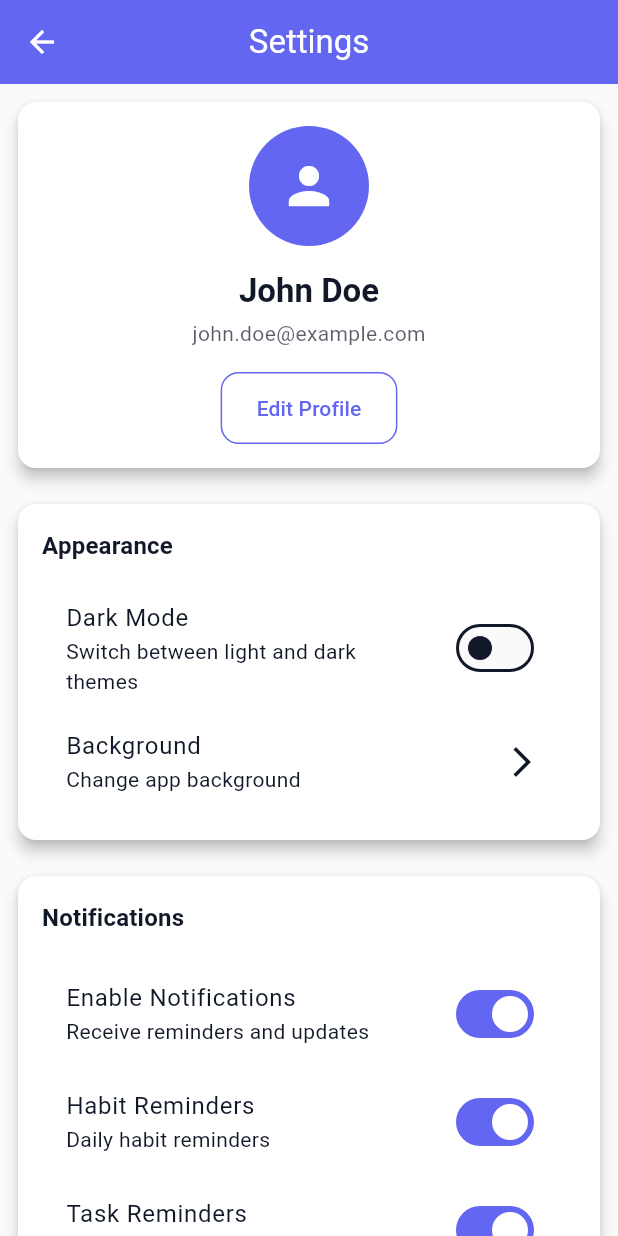
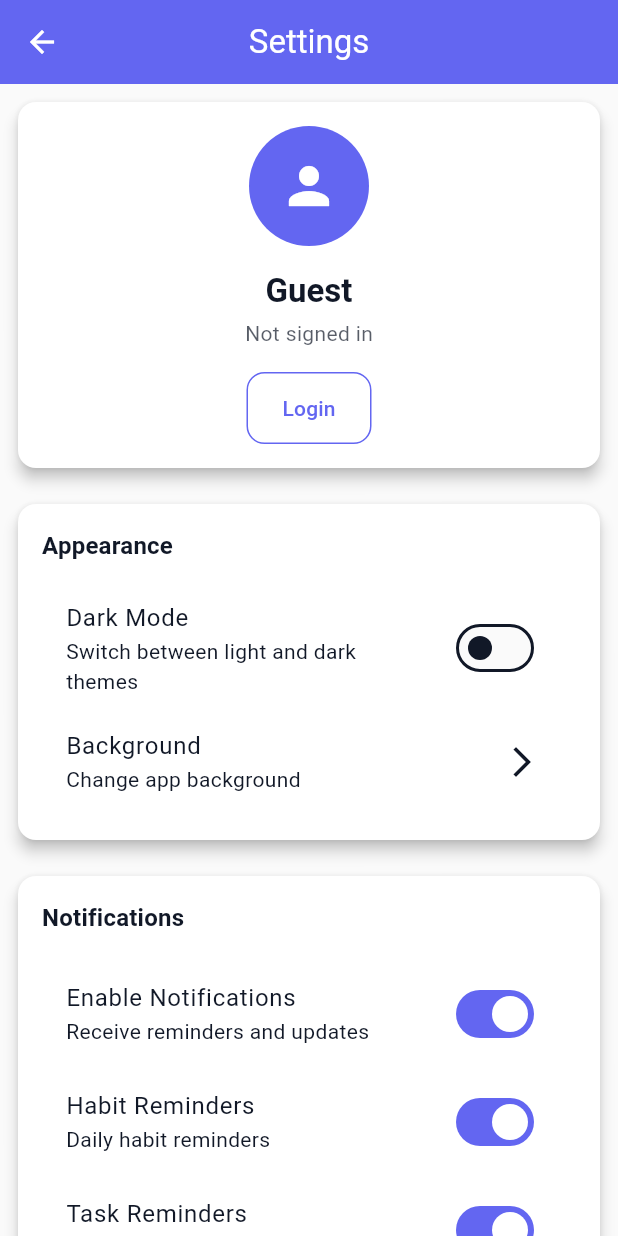
Before and after one commit to Musawarchan/habit-expense-notes-app, a Flutter app: the SettingsScreen screen opened by its route, on a phone screen of 412 x 824 dp. Run offline on Flutter 3.47's test engine with Material 3 defaults, Android fonts, the phone set to English and light mode, and no system bars; our stand-ins replace cloud_firestore, equatable, firebase_auth, firebase_core, firebase_messaging, flutter_bloc and 4 more; accounts and stored records are empty; generated files the repository leaves out were written again.

Commit message:
profile name and email on setting screen

```diff
--- /dev/null
+++ b/lib/logic/profile/bloc/profile_event.dart
@@ -0,0 +1,24 @@
+import 'package:equatable/equatable.dart';
+
+abstract class ProfileEvent extends Equatable {
+  const ProfileEvent();
+
+  @override
+  List<Object?> get props => [];
+}
+
+class ProfileStarted extends ProfileEvent {
+  const ProfileStarted();
+}
+
+class ProfileUserChanged extends ProfileEvent {
+  final String? userId;
+  const ProfileUserChanged(this.userId);
+
+  @override
+  List<Object?> get props => [userId];
+}
+
+class ProfileRequested extends ProfileEvent {
+  const ProfileRequested();
+}
--- /dev/null
+++ b/lib/logic/profile/bloc/profile_state.dart
@@ -0,0 +1,37 @@
+import 'package:equatable/equatable.dart';
+import '../../auth/models/user_model.dart';
+
+abstract class ProfileState extends Equatable {
+  const ProfileState();
+
+  @override
+  List<Object?> get props => [];
+}
+
+class ProfileInitial extends ProfileState {
+  const ProfileInitial();
+}
+
+class ProfileLoading extends ProfileState {
+  const ProfileLoading();
+}
+
+class ProfileLoaded extends ProfileState {
+  final UserModel user;
+  const ProfileLoaded(this.user);
+
+  @override
+  List<Object?> get props => [user];
+}
+
+class ProfileEmpty extends ProfileState {
+  const ProfileEmpty();
+}
+
+class ProfileError extends ProfileState {
+  final String message;
+  const ProfileError(this.message);
+
+  @override
+  List<Object?> get props => [message];
+}
--- /dev/null
+++ b/lib/logic/profile/repository/profile_repository.dart
@@ -0,0 +1,23 @@
+import 'package:cloud_firestore/cloud_firestore.dart';
+import 'package:firebase_auth/firebase_auth.dart';
+import '../../auth/models/user_model.dart';
+
+class ProfileRepository {
+  final FirebaseAuth _firebaseAuth;
+  final FirebaseFirestore _firestore;
+
+  ProfileRepository({FirebaseAuth? firebaseAuth, FirebaseFirestore? firestore})
+    : _firebaseAuth = firebaseAuth ?? FirebaseAuth.instance,
+      _firestore = firestore ?? FirebaseFirestore.instance;
+
+  Stream<String?> get userIdStream =>
+      _firebaseAuth.authStateChanges().map((u) => u?.uid);
+
+  Future<UserModel> fetchUserById(String userId) async {
+    final doc = await _firestore.collection('users').doc(userId).get();
+    if (!doc.exists || doc.data() == null) {
+      throw Exception('User not found');
+    }
+    return UserModel.fromJson(doc.data()!);
+  }
+}
--- a/lib/presentation/screens/settings/settings_screen.dart
+++ b/lib/presentation/screens/settings/settings_screen.dart
@@ -1,11 +1,16 @@
 import 'package:flutter/material.dart';
 import 'package:go_router/go_router.dart';
 import 'package:flutter_bloc/flutter_bloc.dart';
+import 'package:shimmer/shimmer.dart';
 import '../../../../core/constants/app_strings.dart';
 import '../../widgets/custom_widgets.dart';
 import '../../../../routes/app_pages.dart';
 import '../../../../logic/auth/bloc/auth_bloc.dart';
 import '../../../../logic/auth/bloc/auth_event.dart';
+// removed unused: auth_state
+import '../../../../logic/profile/bloc/profile_bloc.dart';
+import '../../../../logic/profile/bloc/profile_state.dart';
+import '../../../../logic/profile/bloc/profile_event.dart';
 
 class SettingsScreen extends StatefulWidget {
   const SettingsScreen({super.key});
@@ -33,7 +38,57 @@ class _SettingsScreenState extends State<SettingsScreen> {
         children: [
           // Profile Section
           CustomCard(
+            child: BlocBuilder<ProfileBloc, ProfileState>(
+              builder: (context, state) {
+                if (state is ProfileLoading) {
+                  final base = Theme.of(
+                    context,
+                  ).colorScheme.surfaceVariant.withOpacity(0.3);
+                  final highlight = Theme.of(
+                    context,
+                  ).colorScheme.surface.withOpacity(0.6);
+                  return Shimmer.fromColors(
+                    baseColor: base,
+                    highlightColor: highlight,
                     child: Column(
+                      children: [
+                        Container(
+                          width: 80,
+                          height: 80,
+                          decoration: BoxDecoration(
+                            color: base,
+                            shape: BoxShape.circle,
+                          ),
+                        ),
+                        const SizedBox(height: 16),
+                        Container(
+                          width: 140,
+                          height: 20,
+                          decoration: BoxDecoration(
+                            color: base,
+                            borderRadius: BorderRadius.circular(8),
+                          ),
+                        ),
+                        const SizedBox(height: 8),
+                        Container(
+                          width: 180,
+                          height: 16,
+                          decoration: BoxDecoration(
+                            color: base,
+                            borderRadius: BorderRadius.circular(8),
+                          ),
+                        ),
+                      ],
+                    ),
+                  );
+                }
+                if (state is ProfileLoaded) {
+                  final user = state.user;
+                  final displayName =
+                      (user.name == null || user.name!.trim().isEmpty)
+                      ? 'Unnamed User'
+                      : user.name!;
+                  return Column(
                     children: [
                       CircleAvatar(
                         radius: 40,
@@ -46,14 +101,14 @@ class _SettingsScreenState extends State<SettingsScreen> {
                       ),
                       const SizedBox(height: 16),
                       Text(
-                  'John Doe',
-                  style: Theme.of(
-                    context,
-                  ).textTheme.titleLarge?.copyWith(fontWeight: FontWeight.bold),
+                        displayName,
+                        style: Theme.of(context).textTheme.titleLarge?.copyWith(
+                          fontWeight: FontWeight.bold,
+                        ),
                       ),
                       const SizedBox(height: 4),
                       Text(
-                  'john.doe@example.com',
+                        user.email,
                         style: Theme.of(context).textTheme.bodyMedium?.copyWith(
                           color: Theme.of(
                             context,
@@ -64,11 +119,69 @@ class _SettingsScreenState extends State<SettingsScreen> {
                       CustomButton(
                         text: 'Edit Profile',
                         onPressed: () {
-                    // Edit profile
+                          // Edit profile for authenticated user
                         },
                         isOutlined: true,
                       ),
                     ],
+                  );
+                }
+                if (state is ProfileEmpty) {
+                  return Column(
+                    children: [
+                      CircleAvatar(
+                        radius: 40,
+                        backgroundColor: Theme.of(context).colorScheme.primary,
+                        child: const Icon(
+                          Icons.person,
+                          size: 40,
+                          color: Colors.white,
+                        ),
+                      ),
+                      const SizedBox(height: 16),
+                      Text(
+                        'Guest',
+                        style: Theme.of(context).textTheme.titleLarge?.copyWith(
+                          fontWeight: FontWeight.bold,
+                        ),
+                      ),
+                      const SizedBox(height: 4),
+                      Text(
+                        'Not signed in',
+                        style: Theme.of(context).textTheme.bodyMedium?.copyWith(
+                          color: Theme.of(
+                            context,
+                          ).colorScheme.onSurface.withOpacity(0.7),
+                        ),
+                      ),
+                      const SizedBox(height: 16),
+                      CustomButton(
+                        text: AppStrings.login,
+                        onPressed: () => context.go(AppPages.login),
+                        isOutlined: true,
+                      ),
+                    ],
+                  );
+                }
+                if (state is ProfileError) {
+                  return Column(
+                    children: [
+                      Text(
+                        'Failed to load profile',
+                        style: Theme.of(context).textTheme.bodyMedium,
+                      ),
+                      const SizedBox(height: 8),
+                      CustomButton(
+                        text: 'Retry',
+                        onPressed: () =>
+                            context.read<ProfileBloc>().add(ProfileRequested()),
+                        isOutlined: true,
+                      ),
+                    ],
+                  );
+                }
+                return const SizedBox.shrink();
+              },
             ),
           ),
 
--- a/lib/presentation/widgets/custom_widgets.dart
+++ b/lib/presentation/widgets/custom_widgets.dart
@@ -1,4 +1,5 @@
 import 'package:flutter/material.dart';
+// shimmer is used directly in screens; no need to import here
 import '../../core/constants/app_colors.dart';
 
 class CustomButton extends StatelessWidget {
@@ -181,6 +182,8 @@ class CustomCard extends StatelessWidget {
   }
 }
 
+// Skeleton widget removed; use Shimmer.fromColors directly where needed
+
 class LoadingWidget extends StatelessWidget {
   final String? message;
 
--- a/pubspec.yaml
+++ b/pubspec.yaml
@@ -51,6 +51,7 @@ dependencies:
   # Utilities
   uuid: ^4.5.1
   shared_preferences: ^2.3.2
+  shimmer: ^3.0.0
 
 dev_dependencies:
   flutter_test:
```
Also changed, not shown: lib/logic/profile/bloc/profile_bloc.dart (added, +75 -0 lines), lib/main.dart (+10 -2 lines), pubspec.lock. Lines whose indentation alone changed are shown as unchanged.
